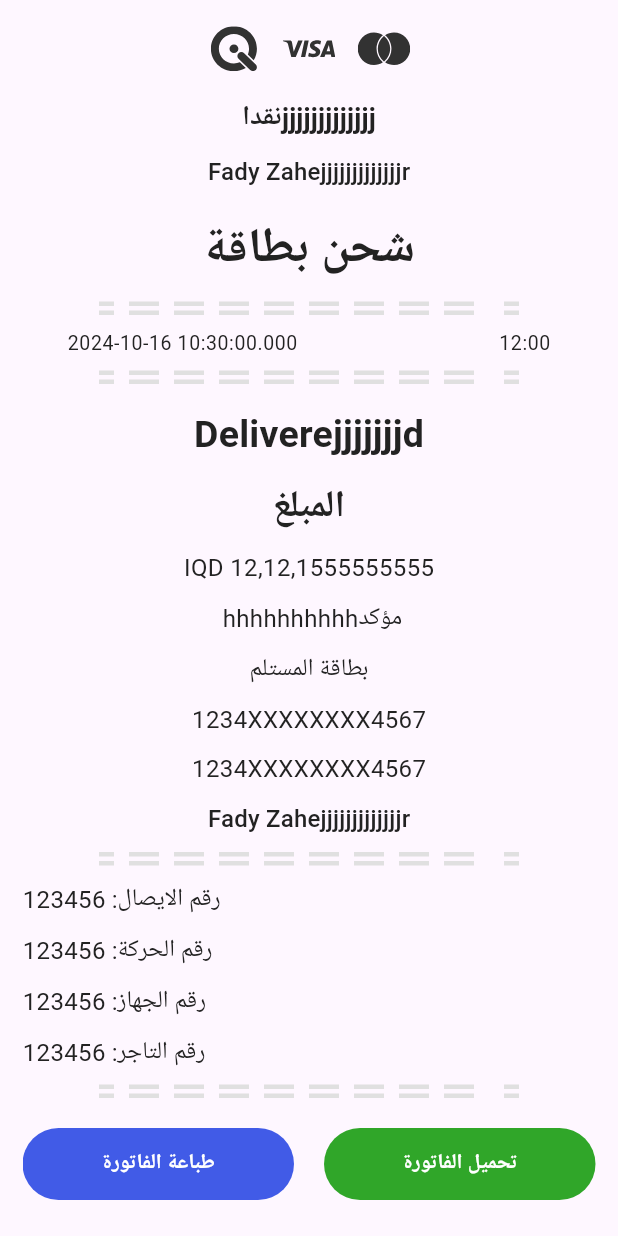
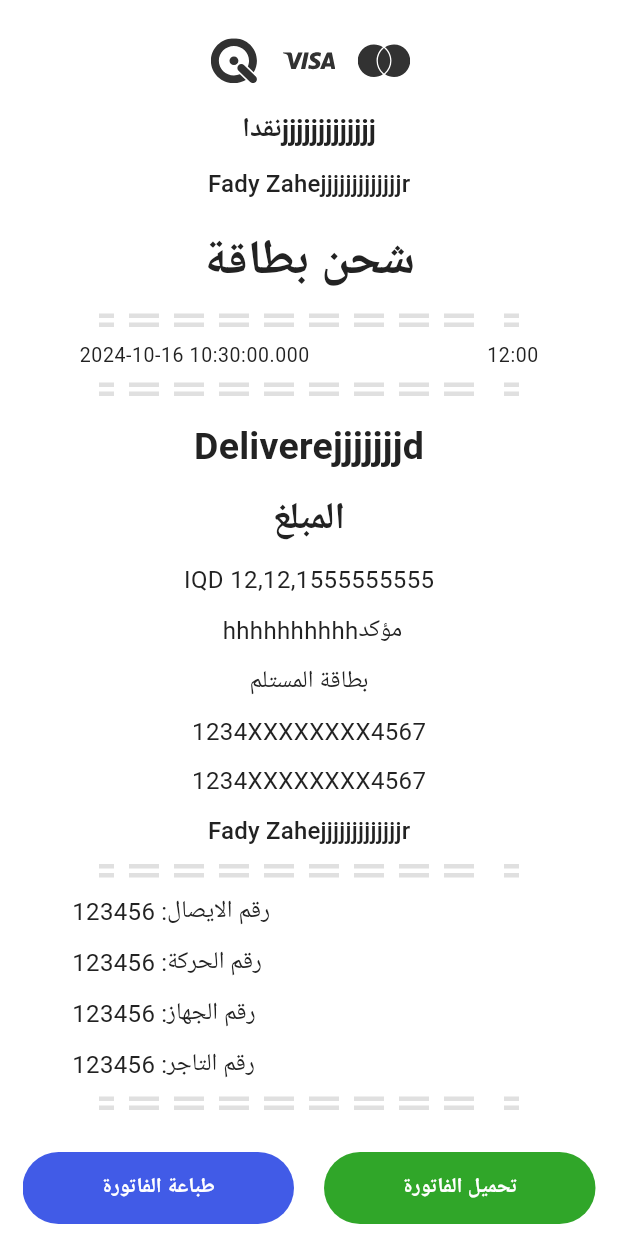
Before and after one commit to fadyZaherEng/Fatora_Printer, a Flutter app: the screen it shows after launch, after a tap on "view", on a phone screen of 412 x 824 dp. Run offline on Flutter 3.47's test engine with Material 3 defaults, Android fonts, the phone set to English and light mode, and no system bars; our stand-ins replace device_info_plus, dio, equatable, flutter_bloc, flutter_svg, get_it and 7 more; missing offline and left inert: chucker_flutter; accounts and stored records are empty; network calls fail; statements that could not run were skipped.

Commit message:
/convert-widget-to-image-and-download

```diff
--- a/lib/src/presentation/screens/print_fatora/print_fatora_screen.dart
+++ b/lib/src/presentation/screens/print_fatora/print_fatora_screen.dart
@@ -38,6 +38,7 @@ class _PrintFatoraScreenState extends BaseState<PrintFatoraScreen> {
   @override
   Widget baseBuild(BuildContext context) {
     return Scaffold(
+      backgroundColor: ColorSchemes.white,
       body: SafeArea(
         child: Padding(
           padding: const EdgeInsets.symmetric(horizontal: 15),
@@ -46,6 +47,10 @@ class _PrintFatoraScreenState extends BaseState<PrintFatoraScreen> {
               children: [
                 RepaintBoundary(
                   key: _globalKeyForPrint,
+                  child: Container(
+                    color: Colors.white,
+                    child: Padding(
+                      padding: const EdgeInsets.all(8.0),
                       child: Column(
                         mainAxisAlignment: MainAxisAlignment.start,
                         crossAxisAlignment: CrossAxisAlignment.center,
@@ -305,6 +310,8 @@ class _PrintFatoraScreenState extends BaseState<PrintFatoraScreen> {
                           //add some space
                           SizedBox(
                             width: MediaQuery.of(context).size.width,
+                            child: Padding(
+                              padding: const EdgeInsets.symmetric(horizontal: 25),
                               child: Column(
                                   mainAxisAlignment: MainAxisAlignment.start,
                                   crossAxisAlignment: CrossAxisAlignment.start,
@@ -323,6 +330,7 @@ class _PrintFatoraScreenState extends BaseState<PrintFatoraScreen> {
                                     const SizedBox(height: 10),
                                   ]),
                             ),
+                          ),
                           // SvgPicture.asset(
                           //   ImagePaths.group,
                           //   width: MediaQuery.of(context).size.width,
@@ -332,6 +340,8 @@ class _PrintFatoraScreenState extends BaseState<PrintFatoraScreen> {
                           _buildArrowWidget(),
                           const SizedBox(height: 10),
                         ],
+                      ),
+                    ),
                   ),
                 ),
                 const SizedBox(height: 10),
@@ -361,12 +371,12 @@ class _PrintFatoraScreenState extends BaseState<PrintFatoraScreen> {
                   ],
                 ),
                 const SizedBox(height: 30),
-                // Display the captured image here, if available
-                _imageBytes != null
-                    ? Image.memory(
-                        _imageBytes!) // Display the image using Image.memory
-                    : Text('Captured image will appear here'),
-                // Placeholder text
+                // // Display the captured image here, if available
+                // _imageBytes != null
+                //     ? Image.memory(
+                //         _imageBytes!) // Display the image using Image.memory
+                //     : Text('Captured image will appear here'),
+                // // Placeholder text
               ],
             ),
           ),
@@ -443,6 +453,8 @@ class _PrintFatoraScreenState extends BaseState<PrintFatoraScreen> {
 
   // Function to capture the widget as an image
   Future<void> _captureAndSaveImage() async {
+    // Delay capture until the widget has fully rendered
+    await Future.delayed(Duration(milliseconds: 300));
     try {
       // Request permissions (for mobile platforms)
       if (await PermissionServiceHandler().handleServicePermission(
@@ -467,7 +479,7 @@ class _PrintFatoraScreenState extends BaseState<PrintFatoraScreen> {
         // File imgFile = File('$directory/screenshot.png');
         // await imgFile.writeAsBytes(pngBytes);
         // Save the image to the gallery using ImageGallerySaver
-        final result = await ImageGallerySaver.saveImage(pngBytes);
+        final result = await ImageGallerySaver.saveImage(pngBytes,quality: 100);
         print(result); // Prints the saved path in the gallery
 
         ScaffoldMessenger.of(context).showSnackBar(SnackBar(
```
Lines whose indentation alone changed are shown as unchanged.
